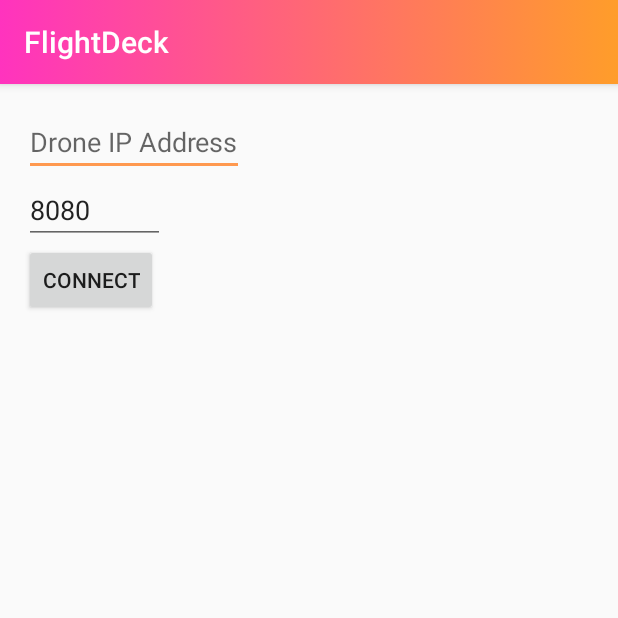
After one commit to byerlyb20/FlightDeck, an Android app: the SelectDroneActivity screen opened directly, with no data from a screen before it, on a phone screen of 412 x 824 dp, the top half of it. The commit adds this screen. Run offline under Robolectric (Android 15) with nearby library versions, the phone set to English and light mode, and no system bars.

Commit message:
Added a separate activity for connecting to a drone

```diff
--- a/app/src/main/AndroidManifest.xml
+++ b/app/src/main/AndroidManifest.xml
@@ -19,7 +19,8 @@
         <activity
             android:name=".activities.FlightActivity"
             android:label="@string/activity_flight"
-            android:screenOrientation="landscape"/>
+            android:screenOrientation="landscape" />
+        <activity android:name=".activities.SelectDroneActivity"></activity>
     </application>
 
 </manifest>
--- /dev/null
+++ b/app/src/main/java/com/brigham/badon/flightdeck/activities/SelectDroneActivity.java
@@ -0,0 +1,138 @@
+package com.brigham.badon.flightdeck.activities;
+
+import android.animation.Animator;
+import android.animation.AnimatorListenerAdapter;
+import android.content.ComponentName;
+import android.content.Intent;
+import android.content.ServiceConnection;
+import android.os.Build;
+import android.os.IBinder;
+import android.os.Message;
+import android.os.Messenger;
+import android.os.RemoteException;
+import android.support.v7.app.AppCompatActivity;
+import android.os.Bundle;
+import android.support.v7.widget.Toolbar;
+import android.util.Log;
+import android.view.View;
+import android.widget.EditText;
+import android.widget.LinearLayout;
+import android.widget.ProgressBar;
+
+import com.badon.brigham.flightcore.FlightCoreService;
+import com.brigham.badon.flightdeck.R;
+
+public class SelectDroneActivity extends AppCompatActivity implements ServiceConnection {
+
+    private static final String TAG = "SelectDroneActivity";
+    private static int SHORT_ANIMATION_DURATION;
+
+    private Messenger mService;
+
+    private LinearLayout mContent;
+    private EditText mDroneIpInput;
+    private EditText mDronePortInput;
+    private ProgressBar mProgressBar;
+
+    @Override
+    protected void onCreate(Bundle savedInstanceState) {
+        super.onCreate(savedInstanceState);
+        setContentView(R.layout.activity_select_drone);
+
+        // Setup the toolbar
+        Toolbar toolbar = findViewById(R.id.toolbar);
+        setSupportActionBar(toolbar);
+
+        Intent intent = new Intent(this, FlightCoreService.class);
+        if (Build.VERSION.SDK_INT >= Build.VERSION_CODES.O) {
+            startForegroundService(intent);
+        } else {
+            startService(intent);
+        }
+
+        mContent = findViewById(R.id.contentView);
+        mDroneIpInput = findViewById(R.id.droneIpInput);
+        mDronePortInput = findViewById(R.id.dronePortInput);
+        mProgressBar = findViewById(R.id.progressBar);
+
+        SHORT_ANIMATION_DURATION = getResources().getInteger(android.R.integer.config_shortAnimTime);
+    }
+
+    @Override
+    public void onStart() {
+        super.onStart();
+
+        Intent intent = new Intent(this, FlightCoreService.class);
+        bindService(intent, this, 0);
+    }
+
+    @Override
+    public void onStop() {
+        super.onStop();
+
+        unbindService(this);
+    }
+
+    @Override
+    public void onServiceConnected(ComponentName name, IBinder service) {
+        Log.v(TAG, "Service connected");
+
+        mService = new Messenger(service);
+    }
+
+    @Override
+    public void onServiceDisconnected(ComponentName name) {
+        Log.v(TAG, "Service disconnected");
+    }
+
+    public void establishConnection(View view) {
+        Message msg = Message.obtain();
+        msg.what = FlightCoreService.EVENT_ESTABLISH_CONNECTION;
+
+        // Get values from user input fields
+        String ip = mDroneIpInput.getText().toString();
+        int port = Integer.parseInt(mDronePortInput.getText().toString());
+
+        // Yoss the values into a Bundle
+        Bundle bundle = new Bundle();
+        bundle.putString("ipAddr", ip);
+        bundle.putInt("port", port);
+
+        // Send the message off to the service
+        try {
+            mService.send(msg);
+            setLoading(true);
+        } catch (RemoteException e) {
+            e.printStackTrace();
+        }
+    }
+
+    private void setLoading(boolean state) {
+        final View a;
+        final View b;
+        if (state) {
+            a = mProgressBar;
+            b = mContent;
+        } else {
+            a = mContent;
+            b = mProgressBar;
+        }
+
+        a.setAlpha(0f);
+        a.setVisibility(View.VISIBLE);
+
+        a.animate()
+                .alpha(1f)
+                .setDuration(SHORT_ANIMATION_DURATION);
+
+        b.animate()
+                .alpha(0f)
+                .setDuration(SHORT_ANIMATION_DURATION)
+                .setListener(new AnimatorListenerAdapter() {
+                    @Override
+                    public void onAnimationEnd(Animator animation) {
+                        b.setVisibility(View.GONE);
+                    }
+                });
+    }
+}
--- /dev/null
+++ b/app/src/main/res/layout/activity_select_drone.xml
@@ -0,0 +1,64 @@
+<?xml version="1.0" encoding="utf-8"?>
+<android.support.constraint.ConstraintLayout xmlns:android="http://schemas.android.com/apk/res/android"
+    xmlns:app="http://schemas.android.com/apk/res-auto"
+    xmlns:tools="http://schemas.android.com/tools"
+    android:layout_width="match_parent"
+    android:layout_height="match_parent"
+    tools:context=".activities.SelectDroneActivity">
+
+    <android.support.design.widget.AppBarLayout
+        android:id="@+id/appBarLayout"
+        android:layout_width="match_parent"
+        android:layout_height="wrap_content"
+        android:theme="@style/AppToolbar">
+
+        <android.support.v7.widget.Toolbar
+            android:id="@+id/toolbar"
+            android:layout_width="match_parent"
+            android:layout_height="?attr/actionBarSize"
+            android:background="@drawable/gradient_selector" />
+    </android.support.design.widget.AppBarLayout>
+
+    <LinearLayout
+        android:id="@+id/contentView"
+        android:layout_width="match_parent"
+        android:layout_height="wrap_content"
+        android:layout_marginTop="16dp"
+        android:layout_marginStart="16dp"
+        android:layout_marginEnd="16dp"
+        android:orientation="vertical"
+        app:layout_constraintTop_toBottomOf="@+id/appBarLayout">
+
+        <android.support.design.widget.TextInputEditText
+            android:id="@+id/droneIpInput"
+            android:layout_width="wrap_content"
+            android:layout_height="wrap_content"
+            android:hint="@string/drone_ip" />
+
+        <android.support.design.widget.TextInputEditText
+            android:id="@+id/dronePortInput"
+            android:layout_width="wrap_content"
+            android:layout_height="wrap_content"
+            android:hint="@string/drone_port"
+            android:text="8080"
+            tools:ignore="HardcodedText" />
+
+        <Button
+            android:layout_width="wrap_content"
+            android:layout_height="wrap_content"
+            android:onClick="establishConnection"
+            android:text="@string/drone_connect" />
+    </LinearLayout>
+
+    <ProgressBar
+        android:id="@+id/progressBar"
+        style="?android:attr/progressBarStyle"
+        android:layout_width="wrap_content"
+        android:layout_height="wrap_content"
+        android:visibility="gone"
+        app:layout_constraintBottom_toBottomOf="parent"
+        app:layout_constraintEnd_toEndOf="parent"
+        app:layout_constraintStart_toStartOf="parent"
+        app:layout_constraintTop_toBottomOf="@+id/appBarLayout" />
+
+</android.support.constraint.ConstraintLayout>
--- a/app/src/main/res/values/strings.xml
+++ b/app/src/main/res/values/strings.xml
@@ -5,4 +5,8 @@
     <string name="msg_greet">There\'s not a lot here yet, but we\'re working on it.</string>
 
     <string name="button_begin_flight">Begin Flight</string>
+
+    <string name="drone_ip">Drone IP Address</string>
+    <string name="drone_port">Drone Port</string>
+    <string name="drone_connect">Connect</string>
 </resources>
```
Also changed, not shown: app/src/main/java/com/brigham/badon/flightdeck/activities/FlightActivity.java (+18 -4 lines), flightcore/src/main/java/com/badon/brigham/flightcore/FlightCoreService.java (+5 -7 lines).
